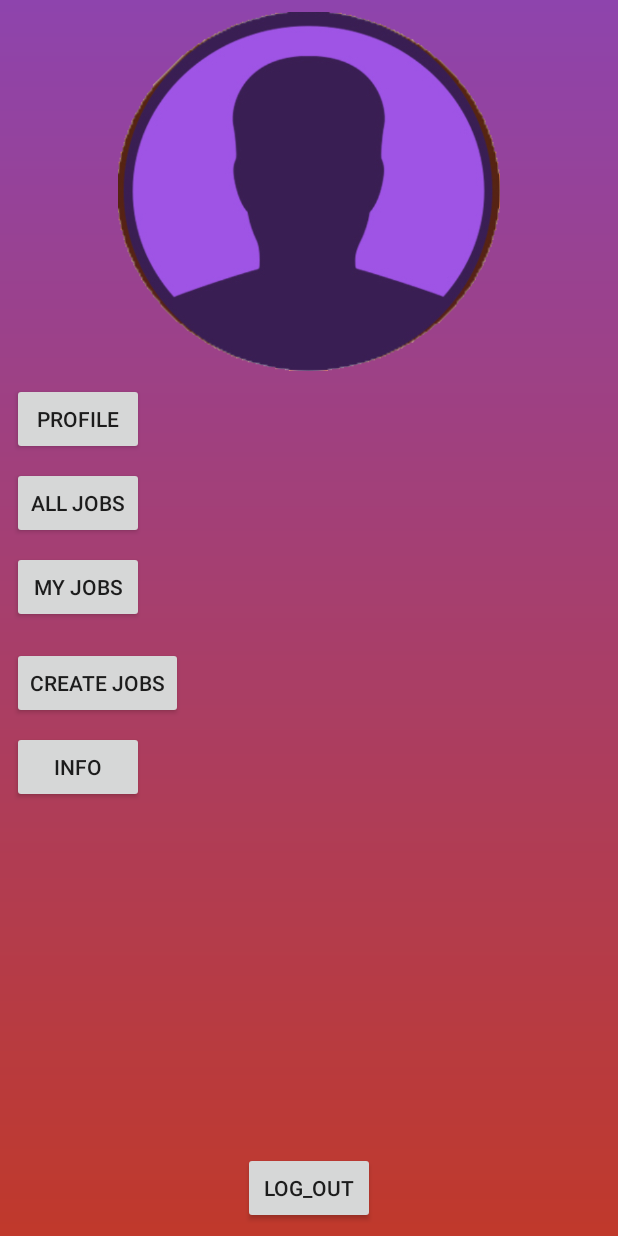
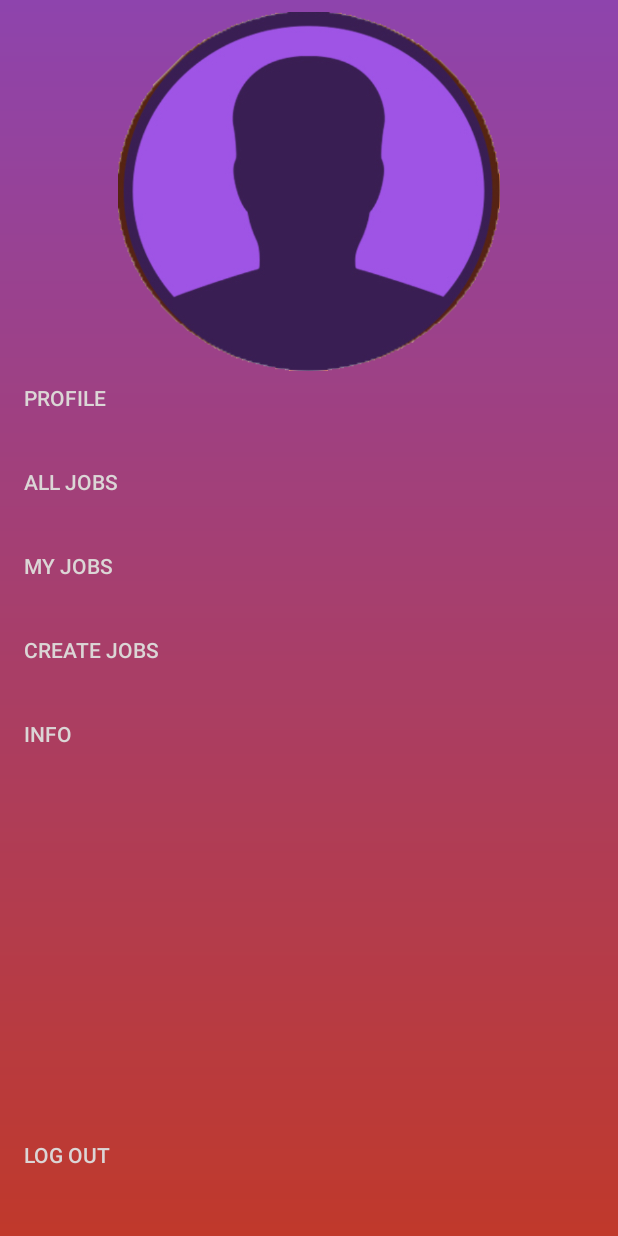
Before and after one commit to EgorCheh/Gosha, an Android app: the ProfileMenu screen opened directly, with no data from a screen before it, on a phone screen of 412 x 824 dp. Run offline under Robolectric (Android 15) with nearby library versions, the phone set to English and light mode, and no system bars; our stand-ins replace Firebase (no records; nobody signed in at launch, a user with empty details on screens opened directly); Roboto replaces fonts that are not available here.

Commit message:
11.05.2019 profile_menu_design

```diff
--- a/app/src/main/res/layout/activity_menu.xml
+++ b/app/src/main/res/layout/activity_menu.xml
@@ -25,19 +25,6 @@
         app:layout_constraintEnd_toEndOf="parent"
         app:layout_constraintStart_toStartOf="@+id/guideline5"
         app:layout_constraintTop_toTopOf="parent" />
-
-    <ProgressBar
-        android:id="@+id/progressBar2"
-        android:layout_width="0dp"
-        android:layout_height="0dp"
-        android:layout_marginTop="8dp"
-        android:layout_marginEnd="8dp"
-        android:layout_marginRight="8dp"
-        android:layout_marginBottom="8dp"
-        app:layout_constraintBottom_toTopOf="@+id/guideline4"
-        app:layout_constraintEnd_toEndOf="@+id/lv_menu"
-        app:layout_constraintStart_toStartOf="@+id/lv_menu"
-        app:layout_constraintTop_toTopOf="@+id/guideline2" />
 
     <ListView
         android:id="@+id/lv_menu"
@@ -91,4 +78,17 @@
         app:layout_constraintVertical_bias="0.644"
         app:srcCompat="@android:drawable/ic_menu_sort_by_size" />
 
+    <ProgressBar
+        android:id="@+id/progressBar2"
+        android:layout_width="0dp"
+        android:layout_height="0dp"
+        android:layout_marginTop="8dp"
+        android:layout_marginEnd="8dp"
+        android:layout_marginRight="8dp"
+        android:layout_marginBottom="8dp"
+        app:layout_constraintBottom_toTopOf="@+id/guideline4"
+        app:layout_constraintEnd_toEndOf="@+id/lv_menu"
+        app:layout_constraintStart_toStartOf="@+id/lv_menu"
+        app:layout_constraintTop_toTopOf="@+id/guideline2" />
+
 </android.support.constraint.ConstraintLayout>
--- a/app/src/main/res/layout/activity_profile_menu.xml
+++ b/app/src/main/res/layout/activity_profile_menu.xml
@@ -31,70 +31,89 @@
 
     <Button
         android:id="@+id/btn_profile_profmenu"
-        android:layout_width="wrap_content"
-        android:layout_height="wrap_content"
-        android:layout_marginStart="8dp"
-        android:layout_marginLeft="8dp"
+        android:layout_width="196dp"
+        android:layout_height="48dp"
+        android:layout_marginStart="16dp"
+        android:layout_marginLeft="16dp"
         android:layout_marginTop="8dp"
+        android:background="#00686464"
+        android:gravity="left"
         android:text="Profile"
+        android:textColor="#DBD6D6"
         app:layout_constraintStart_toStartOf="parent"
         app:layout_constraintTop_toBottomOf="@+id/imageView2" />
 
     <Button
         android:id="@+id/btn_all_jobs_profmenu"
-        android:layout_width="wrap_content"
-        android:layout_height="wrap_content"
-        android:layout_marginStart="8dp"
-        android:layout_marginLeft="8dp"
+        android:layout_width="196dp"
+        android:layout_height="48dp"
+        android:layout_marginStart="16dp"
+        android:layout_marginLeft="16dp"
         android:layout_marginTop="8dp"
+        android:background="#00686464"
+        android:gravity="left"
         android:text="All jobs"
+        android:textColor="#DBD6D6"
         app:layout_constraintStart_toStartOf="parent"
         app:layout_constraintTop_toBottomOf="@+id/btn_profile_profmenu" />
 
     <Button
         android:id="@+id/btn_my_jobs_profmenu"
-        android:layout_width="wrap_content"
-        android:layout_height="wrap_content"
-        android:layout_marginStart="8dp"
-        android:layout_marginLeft="8dp"
+        android:layout_width="196dp"
+        android:layout_height="48dp"
+        android:layout_marginStart="16dp"
+        android:layout_marginLeft="16dp"
         android:layout_marginTop="8dp"
+        android:background="#00686464"
+        android:gravity="left"
         android:text="my jobs"
+        android:textColor="#DBD6D6"
         app:layout_constraintStart_toStartOf="parent"
         app:layout_constraintTop_toBottomOf="@+id/btn_all_jobs_profmenu" />
 
     <Button
         android:id="@+id/btn_create_profmenu"
-        android:layout_width="wrap_content"
-        android:layout_height="wrap_content"
-        android:layout_marginStart="8dp"
-        android:layout_marginLeft="8dp"
-        android:layout_marginTop="16dp"
+        android:layout_width="196dp"
+        android:layout_height="48dp"
+        android:layout_marginStart="16dp"
+        android:layout_marginLeft="16dp"
+        android:layout_marginTop="8dp"
+        android:background="#00686464"
+        android:gravity="left"
         android:text="create jobs"
+        android:textColor="#DBD6D6"
         app:layout_constraintStart_toStartOf="parent"
         app:layout_constraintTop_toBottomOf="@+id/btn_my_jobs_profmenu" />
 
     <Button
         android:id="@+id/btn_info_profmenu"
-        android:layout_width="wrap_content"
-        android:layout_height="wrap_content"
-        android:layout_marginStart="8dp"
-        android:layout_marginLeft="8dp"
+        android:layout_width="196dp"
+        android:layout_height="48dp"
+        android:layout_marginStart="16dp"
+        android:layout_marginLeft="16dp"
         android:layout_marginTop="8dp"
+        android:background="#00686464"
+        android:gravity="left"
         android:text="info"
+        android:textColor="#DBD6D6"
         app:layout_constraintStart_toStartOf="parent"
         app:layout_constraintTop_toBottomOf="@+id/btn_create_profmenu" />
 
     <Button
         android:id="@+id/log_out"
-        android:layout_width="wrap_content"
-        android:layout_height="wrap_content"
+        android:layout_width="196dp"
+        android:layout_height="48dp"
         android:layout_marginStart="8dp"
         android:layout_marginLeft="8dp"
         android:layout_marginEnd="8dp"
         android:layout_marginRight="8dp"
-        android:layout_marginBottom="8dp"
-        android:text="log_out"
+        android:layout_marginBottom="16dp"
+        android:background="#00686464"
+        android:gravity="left"
+        android:text="log out"
+        android:textColor="#DBD6D6"
         app:layout_constraintBottom_toBottomOf="parent"
         app:layout_constraintEnd_toEndOf="parent"
+        app:layout_constraintHorizontal_bias="0.04"
         app:layout_constraintStart_toStartOf="parent" />
 </android.support.constraint.ConstraintLayout>
--- a/app/src/main/res/layout/activity_registration.xml
+++ b/app/src/main/res/layout/activity_registration.xml
@@ -99,6 +99,7 @@
         android:layout_marginEnd="8dp"
         android:background="@android:color/transparent"
         android:text="@string/btn_to_regist"
+        android:textColor="#DBD6D6"
         app:layout_constraintEnd_toEndOf="parent"
         app:layout_constraintStart_toStartOf="parent"
         app:layout_constraintTop_toBottomOf="@+id/et_password_reg" />
```
